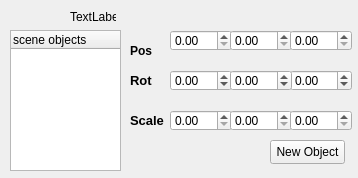
Before: the Qt Designer form bin/pymodules/editgui/editobject.ui in realXtend/tundra, drawn with Qt 5.
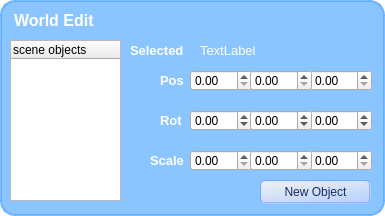
After: the same form once the commit is applied.

Commit message: * EditGUI: New gui and rename button/widget to World Edit. Resize lock = true, drag move from ~15 pixels in top bar * QtModule: made SetLockPosition() and SetCanvasResizeLock() to public slots so python can call them. Made ControlBar look/resize better when adding more buttons. Makes it a bit wider but all button texts show correctly without clipping.

```diff
--- a/bin/pymodules/editgui/editobject.ui
+++ b/bin/pymodules/editgui/editobject.ui
@@ -1,23 +1,97 @@
 <?xml version="1.0" encoding="UTF-8"?>
 <ui version="4.0">
- <class>Form</class>
- <widget class="QWidget" name="Form">
+ <class>MainWidget</class>
+ <widget class="QWidget" name="MainWidget">
   <property name="geometry">
    <rect>
     <x>0</x>
     <y>0</y>
-    <width>358</width>
-    <height>178</height>
+    <width>385</width>
+    <height>216</height>
    </rect>
   </property>
   <property name="windowTitle">
    <string>Dialog</string>
   </property>
+  <property name="styleSheet">
+   <string>/* Containers */
+QWidget#MainWidget {
+	background-color: rgba(255, 255, 255, 0);
+}
+
+QFrame#MainFrame {
+	background-color: rgba(85, 170, 255, 175);
+	border: 2px solid rgba(85, 170, 255, 200);
+	padding: 5px;
+	border-radius:15px;
+}
+
+/* Label */
+QLabel {
+	color: rgb(255,255,255);
+}
+
+/* Buttons */
+QPushButton {
+	color: rgb(25, 44, 98);
+	background-color: qlineargradient(spread:pad, x1:0, y1:0, x2:0.676, y2:1, stop:0 rgba(240, 240, 240, 255), stop:1 rgba(188, 212, 255, 255));
+	border: 2px groove white;
+	border-color: rgba(86, 128, 255, 100);
+	border-radius: 5px;
+	padding: 2px 5px;
+}
+
+QPushButton::pressed{
+	color: rgb(74, 87, 107);
+	background-color: rgba(255, 255, 255, 255);
+}</string>
+  </property>
+  <layout class="QVBoxLayout" name="verticalLayout">
+   <property name="spacing">
+    <number>0</number>
+   </property>
+   <property name="margin">
+    <number>0</number>
+   </property>
+   <item>
+    <widget class="QFrame" name="MainFrame">
+     <property name="styleSheet">
+      <string/>
+     </property>
+     <property name="frameShape">
+      <enum>QFrame::StyledPanel</enum>
+     </property>
+     <property name="frameShadow">
+      <enum>QFrame::Raised</enum>
+     </property>
+     <widget class="QPushButton" name="newObject">
+      <property name="geometry">
+       <rect>
+        <x>260</x>
+        <y>180</y>
+        <width>111</width>
+        <height>24</height>
+       </rect>
+      </property>
+      <property name="text">
+       <string>New Object</string>
+      </property>
+     </widget>
+     <widget class="QDoubleSpinBox" name="scalex">
+      <property name="geometry">
+       <rect>
+        <x>190</x>
+        <y>150</y>
+        <width>62</width>
+        <height>21</height>
+       </rect>
+      </property>
+     </widget>
   <widget class="QDoubleSpinBox" name="xpos">
    <property name="geometry">
     <rect>
-     <x>170</x>
-     <y>30</y>
+        <x>190</x>
+        <y>70</y>
      <width>62</width>
      <height>21</height>
     </rect>
@@ -29,54 +103,116 @@
     <double>256.000000000000000</double>
    </property>
   </widget>
-  <widget class="QDoubleSpinBox" name="ypos">
+     <widget class="QDoubleSpinBox" name="rot_z">
    <property name="geometry">
     <rect>
-     <x>230</x>
-     <y>30</y>
+        <x>310</x>
+        <y>110</y>
      <width>62</width>
      <height>21</height>
     </rect>
    </property>
    <property name="minimum">
-    <double>0.000000000000000</double>
+       <double>-360.000000000000000</double>
    </property>
    <property name="maximum">
-    <double>256.000000000000000</double>
+       <double>360.000000000000000</double>
+      </property>
+     </widget>
+     <widget class="QDoubleSpinBox" name="rot_x">
+      <property name="geometry">
+       <rect>
+        <x>190</x>
+        <y>110</y>
+        <width>62</width>
+        <height>21</height>
+       </rect>
+      </property>
+      <property name="minimum">
+       <double>-360.000000000000000</double>
+      </property>
+      <property name="maximum">
+       <double>360.000000000000000</double>
+      </property>
+     </widget>
+     <widget class="QLabel" name="label_scale">
+      <property name="geometry">
+       <rect>
+        <x>150</x>
+        <y>150</y>
+        <width>41</width>
+        <height>21</height>
+       </rect>
+      </property>
+      <property name="font">
+       <font>
+        <pointsize>10</pointsize>
+        <weight>75</weight>
+        <bold>true</bold>
+       </font>
+      </property>
+      <property name="text">
+       <string>Scale</string>
    </property>
   </widget>
   <widget class="QDoubleSpinBox" name="zpos">
    <property name="geometry">
     <rect>
-     <x>290</x>
-     <y>30</y>
+        <x>310</x>
+        <y>70</y>
      <width>62</width>
      <height>21</height>
     </rect>
    </property>
   </widget>
-  <widget class="QLabel" name="label">
+     <widget class="QLabel" name="label_rot">
    <property name="geometry">
     <rect>
-     <x>70</x>
-     <y>10</y>
-     <width>46</width>
-     <height>14</height>
-    </rect>
-   </property>
+        <x>160</x>
+        <y>110</y>
+        <width>41</width>
+        <height>21</height>
+       </rect>
+      </property>
+      <property name="font">
+       <font>
+        <pointsize>10</pointsize>
+        <weight>75</weight>
+        <bold>true</bold>
+       </font>
+      </property>
    <property name="text">
-    <string>TextLabel</string>
+       <string>Rot</string>
+      </property>
+     </widget>
+     <widget class="QDoubleSpinBox" name="rot_y">
+      <property name="geometry">
+       <rect>
+        <x>250</x>
+        <y>110</y>
+        <width>62</width>
+        <height>21</height>
+       </rect>
+      </property>
+      <property name="minimum">
+       <double>-360.000000000000000</double>
+      </property>
+      <property name="maximum">
+       <double>360.000000000000000</double>
    </property>
   </widget>
   <widget class="QTreeWidget" name="treeWidget">
    <property name="geometry">
     <rect>
      <x>10</x>
-     <y>30</y>
+        <y>40</y>
      <width>111</width>
-     <height>141</height>
-    </rect>
-   </property>
+        <height>161</height>
+       </rect>
+      </property>
+      <property name="styleSheet">
+       <string/>
+      </property>
    <column>
     <property name="text">
      <string>scene objects</string>
@@ -86,14 +222,15 @@
   <widget class="QLabel" name="label_X">
    <property name="geometry">
     <rect>
-     <x>130</x>
-     <y>40</y>
+        <x>160</x>
+        <y>70</y>
      <width>51</width>
      <height>21</height>
     </rect>
    </property>
    <property name="font">
     <font>
+        <pointsize>10</pointsize>
      <weight>75</weight>
      <bold>true</bold>
     </font>
@@ -102,137 +239,103 @@
     <string>Pos</string>
    </property>
   </widget>
-  <widget class="QLabel" name="label_scale">
+     <widget class="QLabel" name="label">
    <property name="geometry">
     <rect>
-     <x>130</x>
-     <y>110</y>
-     <width>41</width>
+        <x>200</x>
+        <y>40</y>
+        <width>161</width>
      <height>21</height>
     </rect>
    </property>
    <property name="font">
     <font>
      <pointsize>10</pointsize>
-     <weight>75</weight>
-     <bold>true</bold>
     </font>
    </property>
    <property name="text">
-    <string>Scale</string>
-   </property>
-  </widget>
-  <widget class="QDoubleSpinBox" name="scalex">
-   <property name="geometry">
-    <rect>
-     <x>170</x>
-     <y>110</y>
-     <width>62</width>
-     <height>21</height>
-    </rect>
-   </property>
-  </widget>
-  <widget class="QLabel" name="label_rot">
-   <property name="geometry">
-    <rect>
-     <x>130</x>
-     <y>70</y>
-     <width>41</width>
-     <height>21</height>
-    </rect>
-   </property>
-   <property name="font">
-    <font>
-     <pointsize>10</pointsize>
-     <weight>75</weight>
-     <bold>true</bold>
-    </font>
-   </property>
-   <property name="text">
-    <string>Rot</string>
-   </property>
-  </widget>
-  <widget class="QDoubleSpinBox" name="rot_x">
-   <property name="geometry">
-    <rect>
-     <x>170</x>
-     <y>70</y>
-     <width>62</width>
-     <height>21</height>
-    </rect>
-   </property>
-   <property name="minimum">
-    <double>-360.000000000000000</double>
-   </property>
-   <property name="maximum">
-    <double>360.000000000000000</double>
-   </property>
-  </widget>
-  <widget class="QDoubleSpinBox" name="rot_z">
-   <property name="geometry">
-    <rect>
-     <x>290</x>
-     <y>70</y>
-     <width>62</width>
-     <height>21</height>
-    </rect>
-   </property>
-   <property name="minimum">
-    <double>-360.000000000000000</double>
-   </property>
-   <property name="maximum">
-    <double>360.000000000000000</double>
-   </property>
-  </widget>
-  <widget class="QDoubleSpinBox" name="rot_y">
-   <property name="geometry">
-    <rect>
-     <x>230</x>
-     <y>70</y>
-     <width>62</width>
-     <height>21</height>
-    </rect>
-   </property>
-   <property name="minimum">
-    <double>-360.000000000000000</double>
-   </property>
-   <property name="maximum">
-    <double>360.000000000000000</double>
-   </property>
-  </widget>
-  <widget class="QDoubleSpinBox" name="scaley">
-   <property name="geometry">
-    <rect>
-     <x>230</x>
-     <y>110</y>
-     <width>62</width>
-     <height>21</height>
-    </rect>
+       <string>TextLabel</string>
    </property>
   </widget>
   <widget class="QDoubleSpinBox" name="scalez">
    <property name="geometry">
     <rect>
-     <x>290</x>
-     <y>110</y>
+        <x>310</x>
+        <y>150</y>
      <width>62</width>
      <height>21</height>
     </rect>
    </property>
   </widget>
-  <widget class="QPushButton" name="newObject">
+     <widget class="QDoubleSpinBox" name="scaley">
    <property name="geometry">
     <rect>
-     <x>270</x>
-     <y>140</y>
-     <width>75</width>
-     <height>24</height>
-    </rect>
-   </property>
+        <x>250</x>
+        <y>150</y>
+        <width>62</width>
+        <height>21</height>
+       </rect>
+      </property>
+     </widget>
+     <widget class="QDoubleSpinBox" name="ypos">
+      <property name="geometry">
+       <rect>
+        <x>250</x>
+        <y>70</y>
+        <width>62</width>
+        <height>21</height>
+       </rect>
+      </property>
+      <property name="minimum">
+       <double>0.000000000000000</double>
+      </property>
+      <property name="maximum">
+       <double>256.000000000000000</double>
+      </property>
+     </widget>
+     <widget class="QLabel" name="label_title">
+      <property name="geometry">
+       <rect>
+        <x>10</x>
+        <y>10</y>
+        <width>287</width>
+        <height>23</height>
+       </rect>
+      </property>
+      <property name="styleSheet">
+       <string>font-size: 16px;
+font: bold;
+color: rgb(255, 255, 255);
+padding-bottom: 3px;
+background-color: rgba(255, 255, 255, 0);</string>
+      </property>
    <property name="text">
-    <string>New Object</string>
-   </property>
-  </widget>
+       <string>World Edit</string>
+      </property>
+     </widget>
+     <widget class="QLabel" name="label_scale_2">
+      <property name="geometry">
+       <rect>
+        <x>130</x>
+        <y>40</y>
+        <width>61</width>
+        <height>21</height>
+       </rect>
+      </property>
+      <property name="font">
+       <font>
+        <pointsize>10</pointsize>
+        <weight>75</weight>
+        <bold>true</bold>
+       </font>
+      </property>
+      <property name="text">
+       <string>Selected</string>
+      </property>
+     </widget>
+    </widget>
+   </item>
+  </layout>
  </widget>
  <resources/>
  <connections/>
```
Lines whose indentation alone changed are shown as unchanged. The commit also changes 4 other files.
